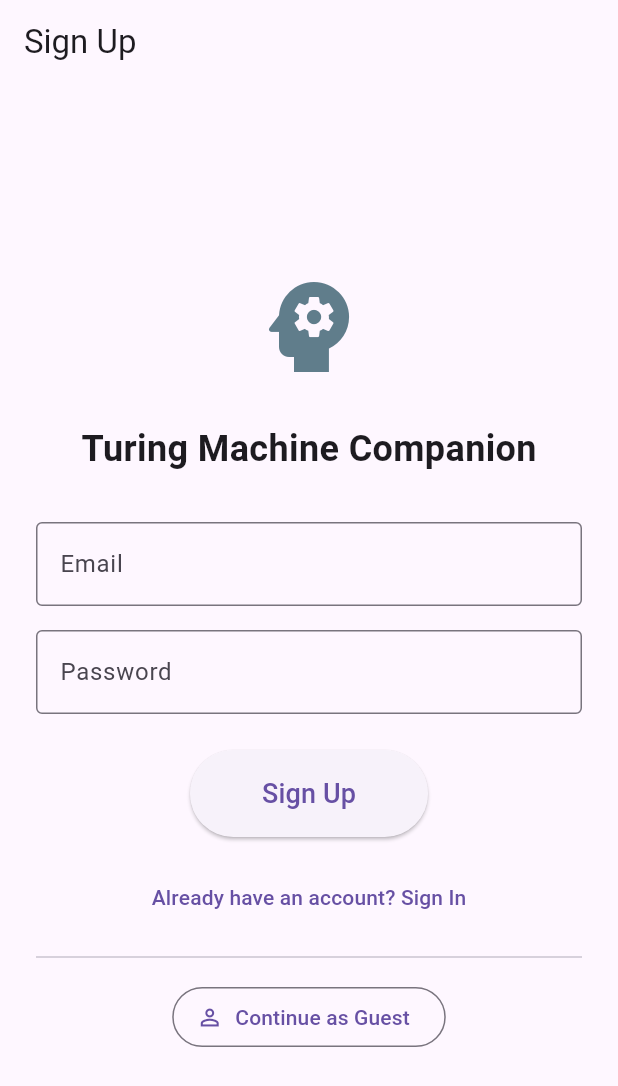
After one commit to alexlamb10/turing_machine_card, a Flutter app: the screen it shows after launch, after a tap on "Need an account? Sign Up", on a phone screen of 412 x 824 dp. The commit adds this screen. Shown: the top 1086 px of the screen. Run offline on Flutter 3.47's test engine with Material 3 defaults, Android fonts, the phone set to English and light mode, and no system bars; our stand-ins replace shared_preferences, supabase_flutter; accounts and stored records are empty; network calls fail.

Commit message:
Add Supabase auth, game history, and puzzle hash tracking with guest mode support

```diff
--- a/lib/main.dart
+++ b/lib/main.dart
@@ -1,10 +1,19 @@
 import 'package:flutter/material.dart';
 import 'package:provider/provider.dart';
+import 'package:supabase_flutter/supabase_flutter.dart';
 import 'models/game_state.dart';
 import 'models/stats_state.dart';
 import 'screens/landing_screen.dart';
+import 'screens/login_screen.dart';
 
-void main() {
+Future<void> main() async {
+  WidgetsFlutterBinding.ensureInitialized();
+
+  await Supabase.initialize(
+    url: 'https://bzkzoezlbiifrubsopzf.supabase.co',
+    anonKey: 'sb_publishable_1joQL1iUOiS7bfJqxwsTMA_X3_DAOWG',
+  );
+
   runApp(const MyApp());
 }
 
@@ -24,9 +33,47 @@ class MyApp extends StatelessWidget {
           primarySwatch: Colors.blueGrey,
           useMaterial3: true,
         ),
-        home: const LandingScreen(),
+        home: const AuthGate(),
         debugShowCheckedModeBanner: false,
       ),
     );
   }
 }
+
+class AuthGate extends StatefulWidget {
+  const AuthGate({super.key});
+
+  @override
+  State<AuthGate> createState() => _AuthGateState();
+}
+
+class _AuthGateState extends State<AuthGate> {
+  bool _isGuest = false;
+
+  @override
+  Widget build(BuildContext context) {
+    if (_isGuest) {
+      return const LandingScreen();
+    }
+
+    return StreamBuilder<AuthState>(
+      stream: Supabase.instance.client.auth.onAuthStateChange,
+      builder: (context, snapshot) {
+        if (snapshot.connectionState == ConnectionState.waiting) {
+          return const Scaffold(body: Center(child: CircularProgressIndicator()));
+        }
+        final session = snapshot.data?.session;
+        if (session != null) {
+          return const LandingScreen();
+        }
+        return LoginScreen(
+          onContinueAsGuest: () {
+            setState(() {
+              _isGuest = true;
+            });
+          },
+        );
+      },
+    );
+  }
+}
--- a/lib/models/stats_state.dart
+++ b/lib/models/stats_state.dart
@@ -1,16 +1,48 @@
+import 'dart:convert';
 import 'package:flutter/foundation.dart';
 import 'package:shared_preferences/shared_preferences.dart';
+import 'package:supabase_flutter/supabase_flutter.dart';
+
+class GameRecord {
+  final String id;
+  final String puzzleHash;
+  final String outcome; // 'win', 'loss', 'beat_machine'
+  final DateTime playedAt;
+
+  GameRecord({
+    required this.id,
+    required this.puzzleHash,
+    required this.outcome,
+    required this.playedAt,
+  });
+
+  Map<String, dynamic> toJson() => {
+        'id': id,
+        'puzzleHash': puzzleHash,
+        'outcome': outcome,
+        'playedAt': playedAt.toIso8601String(),
+      };
+
+  factory GameRecord.fromJson(Map<String, dynamic> json) => GameRecord(
+        id: json['id'] ?? '',
+        puzzleHash: json['puzzleHash'] ?? 'Unknown',
+        outcome: json['outcome'] ?? 'loss',
+        playedAt: DateTime.parse(json['playedAt'] ?? DateTime.now().toIso8601String()),
+      );
+}
 
 class StatsState extends ChangeNotifier {
   int _wins = 0;
   int _losses = 0;
   int _machineBeats = 0;
   bool _isLoading = true;
+  List<GameRecord> _history = [];
 
   int get wins => _wins;
   int get losses => _losses;
   int get machineBeats => _machineBeats;
   bool get isLoading => _isLoading;
+  List<GameRecord> get history => _history;
 
   StatsState() {
     _loadStats();
@@ -21,28 +53,95 @@ class StatsState extends ChangeNotifier {
     _wins = prefs.getInt('wins') ?? 0;
     _losses = prefs.getInt('losses') ?? 0;
     _machineBeats = prefs.getInt('machineBeats') ?? 0;
+
+    // Load local history as fallback
+    final historyRaw = prefs.getStringList('history') ?? [];
+    _history = historyRaw
+        .map((e) => GameRecord.fromJson(jsonDecode(e)))
+        .toList();
+
+    // Fetch remote history from Supabase if logged in
+    try {
+      final client = Supabase.instance.client;
+      final user = client.auth.currentUser;
+      if (user != null) {
+        final response = await client
+            .from('games')
+            .select()
+            .order('played_at', ascending: false);
+
+        _history = (response as List).map((row) {
+          return GameRecord(
+            id: row['id'] ?? '',
+            puzzleHash: row['puzzle_hash'] ?? 'Unknown',
+            outcome: row['outcome'] ?? 'loss',
+            playedAt: DateTime.parse(row['played_at']),
+          );
+        }).toList();
+      }
+    } catch (_) {
+      // Fallback to local storage if offline or request fails
+    }
+
     _isLoading = false;
     notifyListeners();
   }
 
-  Future<void> addWin() async {
+  Future<void> _addRecord(String puzzleHash, String outcome) async {
+    final record = GameRecord(
+      id: DateTime.now().millisecondsSinceEpoch.toString(),
+      puzzleHash: puzzleHash,
+      outcome: outcome,
+      playedAt: DateTime.now(),
+    );
+
+    _history.insert(0, record);
+
+    final prefs = await SharedPreferences.getInstance();
+    final rawList = _history.map((e) => jsonEncode(e.toJson())).toList();
+    await prefs.setStringList('history', rawList);
+
+    // Try optional sync with Supabase
+    try {
+      final client = Supabase.instance.client;
+      final user = client.auth.currentUser;
+      if (user != null) {
+        await client.from('games').insert({
+          'id': record.id,
+          'user_id': user.id,
+          'puzzle_hash': record.puzzleHash,
+          'outcome': record.outcome,
+          'played_at': record.playedAt.toIso8601String(),
+        });
+      }
+    } catch (_) {
+      // Ignored if offline or placeholder keys are used
+    }
+  }
+
+  Future<void> addWin({String puzzleHash = 'Unknown'}) async {
     _wins++;
     final prefs = await SharedPreferences.getInstance();
     await prefs.setInt('wins', _wins);
+    await _addRecord(puzzleHash, 'win');
     notifyListeners();
   }
 
-  Future<void> addLoss() async {
+  Future<void> addLoss({String puzzleHash = 'Unknown'}) async {
     _losses++;
     final prefs = await SharedPreferences.getInstance();
     await prefs.setInt('losses', _losses);
+    await _addRecord(puzzleHash, 'loss');
     notifyListeners();
   }
 
-  Future<void> addMachineBeat() async {
+  Future<void> addMachineBeat({String puzzleHash = 'Unknown'}) async {
+    _wins++;
     _machineBeats++;
     final prefs = await SharedPreferences.getInstance();
+    await prefs.setInt('wins', _wins);
     await prefs.setInt('machineBeats', _machineBeats);
+    await _addRecord(puzzleHash, 'beat_machine');
     notifyListeners();
   }
 }
--- /dev/null
+++ b/lib/screens/login_screen.dart
@@ -0,0 +1,116 @@
+import 'package:flutter/material.dart';
+import 'package:supabase_flutter/supabase_flutter.dart';
+
+class LoginScreen extends StatefulWidget {
+  final VoidCallback onContinueAsGuest;
+  const LoginScreen({super.key, required this.onContinueAsGuest});
+
+  @override
+  State<LoginScreen> createState() => _LoginScreenState();
+}
+
+class _LoginScreenState extends State<LoginScreen> {
+  bool _isSignIn = true;
+  bool _isLoading = false;
+  final _emailController = TextEditingController();
+  final _passwordController = TextEditingController();
+
+  final supabase = Supabase.instance.client;
+
+  @override
+  void dispose() {
+    _emailController.dispose();
+    _passwordController.dispose();
+    super.dispose();
+  }
+
+  Future<void> _submit() async {
+    setState(() { _isLoading = true; });
+    final email = _emailController.text.trim();
+    final password = _passwordController.text.trim();
+
+    try {
+      if (_isSignIn) {
+        await supabase.auth.signInWithPassword(email: email, password: password);
+      } else {
+        await supabase.auth.signUp(email: email, password: password);
+      }
+      if (mounted) {
+        ScaffoldMessenger.of(context).showSnackBar(
+          const SnackBar(content: Text('Success!'), backgroundColor: Colors.green)
+        );
+      }
+    } catch (e) {
+      if (mounted) {
+        ScaffoldMessenger.of(context).showSnackBar(
+          SnackBar(content: Text(e.toString()), backgroundColor: Colors.red)
+        );
+      }
+    } finally {
+      if (mounted) {
+        setState(() { _isLoading = false; });
+      }
+    }
+  }
+
+  @override
+  Widget build(BuildContext context) {
+    return Scaffold(
+      appBar: AppBar(
+        title: Text(_isSignIn ? 'Sign In' : 'Sign Up'),
+      ),
+      body: Center(
+        child: SingleChildScrollView(
+          padding: const EdgeInsets.all(24.0),
+          child: Column(
+            mainAxisAlignment: MainAxisAlignment.center,
+            children: [
+              const Icon(Icons.psychology, size: 80, color: Colors.blueGrey),
+              const SizedBox(height: 24),
+              const Text(
+                'Turing Machine Companion',
+                style: TextStyle(fontSize: 24, fontWeight: FontWeight.bold),
+              ),
+              const SizedBox(height: 32),
+              TextField(
+                controller: _emailController,
+                decoration: const InputDecoration(labelText: 'Email', border: OutlineInputBorder()),
+                keyboardType: TextInputType.emailAddress,
+                autocorrect: false,
+              ),
+              const SizedBox(height: 16),
+              TextField(
+                controller: _passwordController,
+                decoration: const InputDecoration(labelText: 'Password', border: OutlineInputBorder()),
+                obscureText: true,
+              ),
+              const SizedBox(height: 24),
+              _isLoading
+                  ? const CircularProgressIndicator()
+                  : ElevatedButton(
+                      onPressed: _submit,
+                      style: ElevatedButton.styleFrom(
+                        padding: const EdgeInsets.symmetric(horizontal: 48, vertical: 16),
+                      ),
+                      child: Text(_isSignIn ? 'Sign In' : 'Sign Up', style: const TextStyle(fontSize: 18)),
+                    ),
+              const SizedBox(height: 16),
+              TextButton(
+                onPressed: () {
+                  setState(() { _isSignIn = !_isSignIn; });
+                },
+                child: Text(_isSignIn ? 'Need an account? Sign Up' : 'Already have an account? Sign In'),
+              ),
+              const Divider(height: 32),
+              OutlinedButton.icon(
+                onPressed: widget.onContinueAsGuest,
+                icon: const Icon(Icons.person_outline),
+                label: const Text('Continue as Guest'),
+              ),
+            ],
+          ),
+        ),
+      ),
+    );
+  }
+}
--- a/pubspec.yaml
+++ b/pubspec.yaml
@@ -36,6 +36,7 @@ dependencies:
   cupertino_icons: ^1.0.8
   provider: ^6.1.5+1
   shared_preferences: ^2.2.2
+  supabase_flutter: ^2.17.2
 
 dev_dependencies:
   flutter_test:
```
Also changed, not shown: lib/screens/history_screen.dart (added, +95 -0 lines), lib/screens/home_screen.dart (+6 -7 lines), lib/screens/landing_screen.dart (+79 -2 lines), pubspec.lock, 5 other files.
